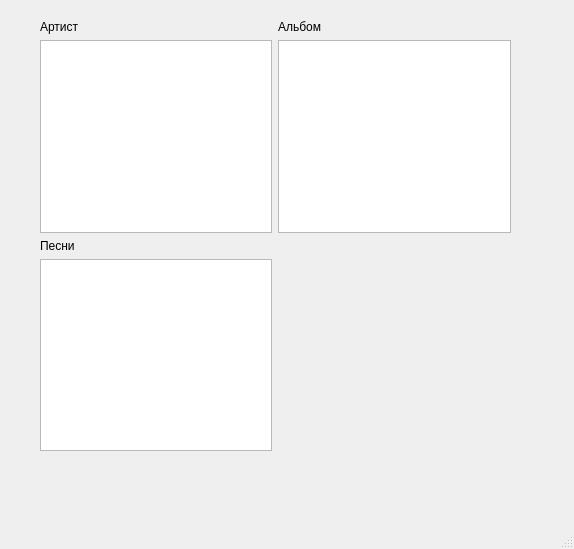
Qt form QT_windows/main.ui (boyarivan06/AnotherOpera) before a commit.
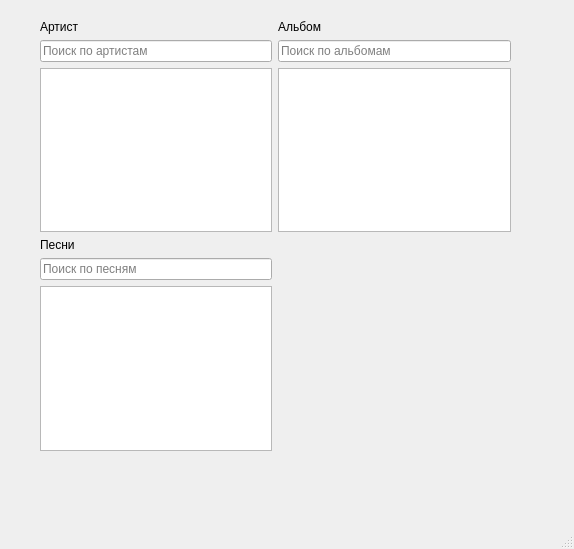
The same form after that commit.

Commit message: added searching in artist, their albums and songs from

What changed in the file:
```diff
--- a/QT_windows/main.ui
+++ b/QT_windows/main.ui
@@ -24,6 +24,13 @@
      </rect>
     </property>
     <layout class="QGridLayout" name="gridLayout">
+     <item row="1" column="1">
+      <widget class="QLineEdit" name="album_search">
+       <property name="placeholderText">
+        <string>Поиск по альбомам</string>
+       </property>
+      </widget>
+     </item>
      <item row="0" column="1">
       <widget class="QLabel" name="label_2">
        <property name="text">
@@ -31,9 +38,23 @@
        </property>
       </widget>
      </item>
-     <item row="1" column="1">
+     <item row="2" column="1">
       <widget class="QListWidget" name="albums_list"/>
      </item>
+     <item row="1" column="0">
+      <widget class="QLineEdit" name="artist_search">
+       <property name="placeholderText">
+        <string>Поиск по артистам</string>
+       </property>
+      </widget>
+     </item>
+     <item row="3" column="0">
+      <widget class="QLabel" name="label_3">
+       <property name="text">
+        <string>Песни</string>
+       </property>
+      </widget>
+     </item>
      <item row="0" column="0">
       <widget class="QLabel" name="label">
        <property name="text">
@@ -41,16 +62,16 @@
        </property>
       </widget>
      </item>
-     <item row="1" column="0">
+     <item row="2" column="0">
       <widget class="QListWidget" name="artists_list"/>
      </item>
-     <item row="3" column="0">
+     <item row="5" column="0">
       <widget class="QListWidget" name="songs_list"/>
      </item>
-     <item row="2" column="0">
-      <widget class="QLabel" name="label_3">
-       <property name="text">
-        <string>Песни</string>
+     <item row="4" column="0">
+      <widget class="QLineEdit" name="song_search">
+       <property name="placeholderText">
+        <string>Поиск по песням</string>
        </property>
       </widget>
      </item>
```
The commit also changes 4 other files.
